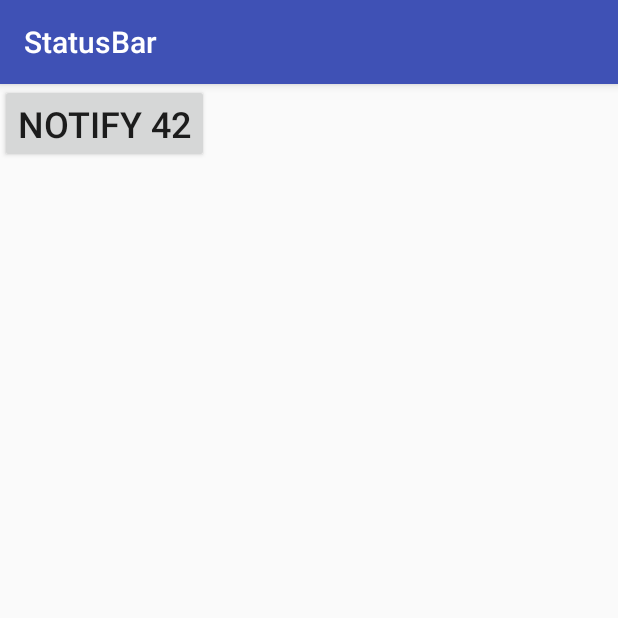
After one commit to YershovAleksandr/Android_021, an Android app: the NotificationStatusBarActivity screen opened directly, with no data from a screen before it, on a phone screen of 412 x 824 dp, the top half of it. The commit adds this screen. Run offline under Robolectric (Android 15) with nearby library versions, the phone set to English and light mode, and no system bars.

Commit message:
Status bar notification complete

```diff
--- a/app/src/main/AndroidManifest.xml
+++ b/app/src/main/AndroidManifest.xml
@@ -1,6 +1,8 @@
 <?xml version="1.0" encoding="utf-8"?>
 <manifest xmlns:android="http://schemas.android.com/apk/res/android"
     package="com.nam.myapplication">
+
+    <uses-permission android:name="android.permission.VIBRATE" />
 
     <application
         android:allowBackup="true"
@@ -21,6 +23,8 @@
         </activity>
         <activity android:name=".NotificationToastActivity" android:label="@string/title_toast" />
         <activity android:name=".NotificationToastActivity2" android:label="@string/title_toast2" />
+        <activity android:name=".NotificationStatusBarActivity" android:label="@string/title_statusbar" />
+        <activity android:name=".NotificationSubActivity" android:label="@string/title_statusbar2" />
     </application>
 
 </manifest>
--- /dev/null
+++ b/app/src/main/java/com/nam/myapplication/NotificationStatusBarActivity.java
@@ -0,0 +1,76 @@
+package com.nam.myapplication;
+
+import android.app.Notification;
+import android.app.NotificationManager;
+import android.app.PendingIntent;
+import android.content.Context;
+import android.content.Intent;
+import android.net.Uri;
+import android.os.Bundle;
+import android.support.v7.app.AppCompatActivity;
+import android.view.View;
+import android.view.View.OnClickListener;
+import android.widget.Button;
+
+public class NotificationStatusBarActivity extends AppCompatActivity {
+
+	// Notification ID to allow for future updates
+	private static final int MY_NOTIFICATION_ID = 1;
+
+	// Notification Count
+	private int mNotificationCount;
+
+	// Notification Text Elements
+	private final CharSequence tickerText = "This is a Really, Really, Super Long Notification Message!";
+	private final CharSequence contentTitle = "Notification";
+	private final CharSequence contentText = "You've Been Notified!";
+
+	// Notification Action Elements
+	private Intent mNotificationIntent;
+	private PendingIntent mContentIntent;
+
+	// Notification Sound and Vibration on Arrival
+	private Uri soundURI = Uri
+			.parse("android.resource://com.nam.myapplication/"
+					+ R.raw.alarm_rooster);
+	private long[] mVibratePattern = { 0, 200, 200, 300, 0, 200, 200, 300 , 0, 200, 200, 300  };
+
+	@Override
+	public void onCreate(Bundle savedInstanceState) {
+		super.onCreate(savedInstanceState);
+
+		setContentView(R.layout.main3);
+
+		mNotificationIntent = new Intent(getApplicationContext(),
+				NotificationSubActivity.class);
+		mContentIntent = PendingIntent.getActivity(getApplicationContext(), 0,
+				mNotificationIntent, Intent.FLAG_ACTIVITY_NEW_TASK);
+
+		final Button button = (Button) findViewById(R.id.notify_button);
+		button.setOnClickListener(new OnClickListener() {
+
+			@Override
+			public void onClick(View v) {
+
+				// Define the Notification's expanded message and Intent:
+
+				Notification.Builder notificationBuilder = new Notification.Builder(
+						getApplicationContext())
+						.setTicker(tickerText)
+						.setSmallIcon(android.R.drawable.stat_sys_warning)
+						.setAutoCancel(true)
+						.setContentTitle(contentTitle)
+						.setContentText(
+								contentText + " (" + ++mNotificationCount + ")")
+						.setContentIntent(mContentIntent).setSound(soundURI)
+						.setVibrate(mVibratePattern);
+
+				// Pass the Notification to the NotificationManager:
+				NotificationManager mNotificationManager = (NotificationManager) getSystemService(Context.NOTIFICATION_SERVICE);
+				mNotificationManager.notify(MY_NOTIFICATION_ID,
+						notificationBuilder.build());
+			}
+		});
+
+	}
+}
--- /dev/null
+++ b/app/src/main/res/layout/main3.xml
@@ -0,0 +1,14 @@
+<?xml version="1.0" encoding="utf-8"?>
+<LinearLayout xmlns:android="http://schemas.android.com/apk/res/android"
+    android:layout_width="match_parent"
+    android:layout_height="match_parent"
+    android:orientation="vertical" >
+
+    <Button
+        android:id="@+id/notify_button"
+        android:layout_width="wrap_content"
+        android:layout_height="wrap_content"
+        android:text="@string/notify_string"
+        android:textSize="24sp" />
+
+</LinearLayout>
--- a/app/src/main/res/menu/menu_main.xml
+++ b/app/src/main/res/menu/menu_main.xml
@@ -15,5 +15,11 @@
         android:id="@+id/item2"
         android:orderInCategory="300"
         />
+    <item android:title="Item3"
+        android:id="@+id/item3"
+        android:orderInCategory="400"
+        />
+
+
 
 </menu>
--- a/app/src/main/res/values/strings.xml
+++ b/app/src/main/res/values/strings.xml
@@ -8,4 +8,10 @@
     <string name="show_toast_string2">Fuck you motherfucka!</string>
     <string name="toast_string">Fuck you SUKA!</string>
     <string name="eyeball_string">EE BALL STRING</string>
+
+    <string name="title_statusbar">StatusBar</string>
+    <string name="title_statusbar2">StatusBar FUCKER</string>
+    <string name="notify_string">Notify 42</string>
+    <string name="intent_received_string">Got The Intent Fuck</string>
+
 </resources>
```
Also changed, not shown: app/src/main/java/com/nam/myapplication/MainActivity.java (+7 -0 lines), app/src/main/java/com/nam/myapplication/NotificationSubActivity.java (added, +13 -0 lines), app/src/main/res/layout/sub_activity.xml (added, +15 -0 lines), 1 other file.
